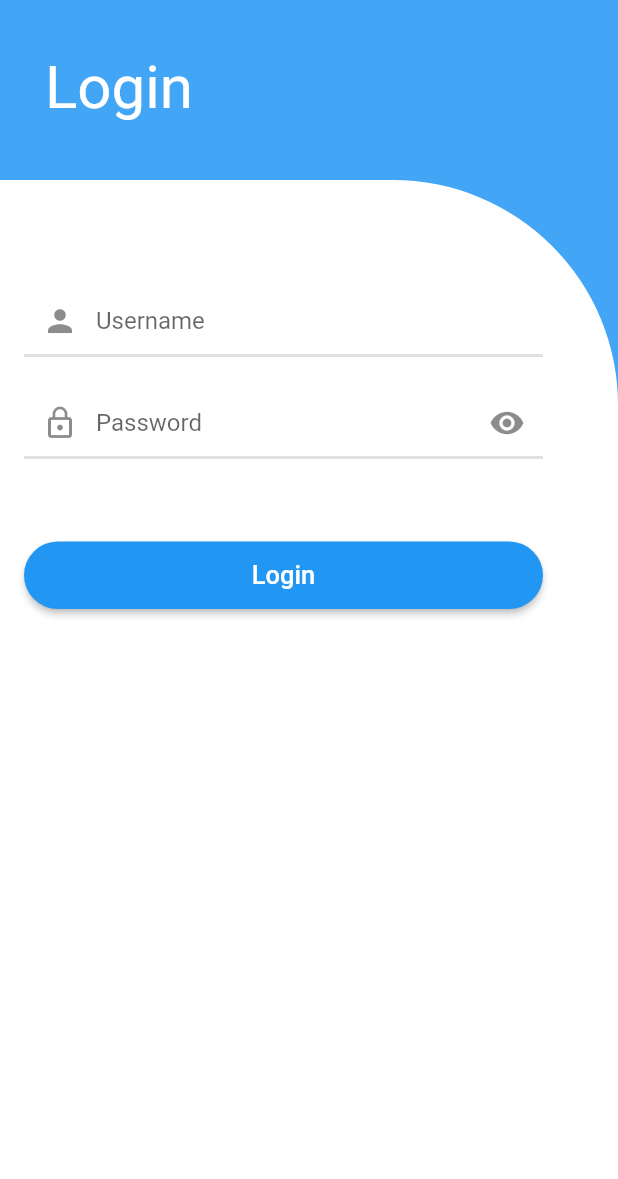
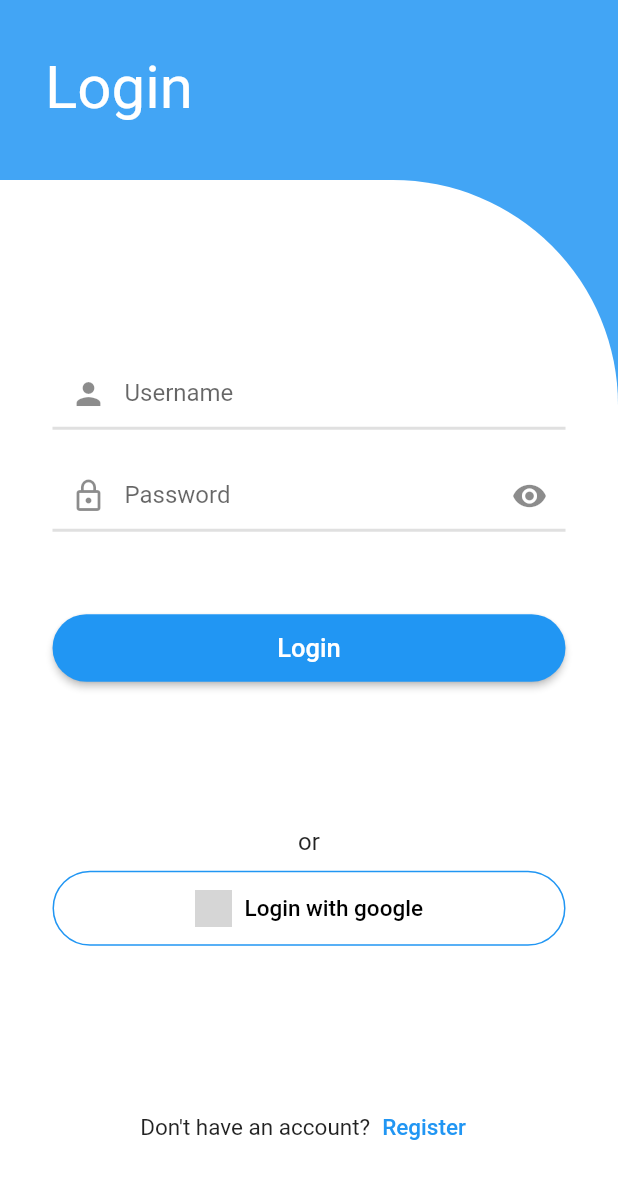
Before and after one commit to rafi712/shop-flutter, a Flutter app: the screen it shows after launch, on a phone screen of 412 x 824 dp. Shown: the top 1179 px of the screen. Run offline on Flutter 3.47's test engine with Material 2 defaults, Android fonts, the phone set to English and light mode, and no system bars; grey boxes are pictures that could not be loaded.

Commit message:
update login screen

```diff
--- a/lib/model/products.dart
+++ b/lib/model/products.dart
@@ -24,7 +24,7 @@ class Product {
 var productList = [
   Product(
     name: 'Camera',
-    price: 20,
+    price: 150,
     imageUrl: 'assets/images/camera.png',
     stock: 20,
     coverColor: Colors.deepPurple[300]!,
@@ -32,7 +32,7 @@ var productList = [
   ),
   Product(
     name: 'Sofa',
-    price: 100,
+    price: 300,
     imageUrl: 'assets/images/sofa.png',
     stock: 5,
     coverColor: Colors.indigo[300]!,
--- a/lib/screens/login_screen.dart
+++ b/lib/screens/login_screen.dart
@@ -34,12 +34,64 @@ class _LoginScreenState extends State<LoginScreen> {
               Expanded(
                 child: Container(
                   padding: EdgeInsets.only(top: 0),
-                  // height: MediaQuery.of(context).size.height - 170,
                   decoration: BoxDecoration(
                     color: Colors.white,
                     borderRadius: BorderRadius.only(topRight: Radius.circular(150)),
                   ),
-                  child: buildLoginForm(),
+                  child: Column(
+                    mainAxisAlignment: MainAxisAlignment.spaceAround,
+                    crossAxisAlignment: CrossAxisAlignment.center,
+                    children: [
+                      buildLoginForm(),
+                      Padding(
+                        padding: const EdgeInsets.symmetric(horizontal: 35),
+                        child: Column(
+                          children: [
+                            Text(
+                              'or',
+                              style: TextStyle(
+                                fontSize: 16
+                              ),
+                            ),
+                            SizedBox(height: 10),
+                            OutlinedButton.icon(
+                              onPressed: (){},
+                              icon: Image.asset(
+                                'assets/images/google-logo.png',
+                                width: 25,
+                                height: 25,
+                              ),
+                              label: Text(
+                                'Login with google',
+                                style: TextStyle(
+                                  fontSize: 15,
+                                  color: Colors.black
+                                ),
+                              ),
+                              style: OutlinedButton.styleFrom(
+                                minimumSize: Size(double.infinity, 50),
+                                shape: StadiumBorder(),
+                                side: BorderSide(
+                                  color: Colors.blue
+                                )
+                              ),
+                            )
+                          ]
+                        ),
+                      ),
+                      Row(
+                        mainAxisAlignment: MainAxisAlignment.center,
+                        children: [
+                          Text('Don\'t have an account?', style: TextStyle(fontSize: 15)),
+                          TextButton(
+                            onPressed: () {},
+
+                            child: Text('Register', style: TextStyle(fontSize: 15))
+                          )
+                        ],
+                      ),
+                    ],
+                  ),
                 ),
               )
             ],
@@ -51,7 +103,7 @@ class _LoginScreenState extends State<LoginScreen> {
 
   Widget buildLoginForm() {
     return Padding(
-      padding: const EdgeInsets.only(left: 16, right: 50, top: 70),
+      padding: const EdgeInsets.only(left: 35, right: 35, top: 70),
       child: Column(
         // mainAxisAlignment: MainAxisAlignment.center,
         children: [
```
Also changed, not shown: lib/screens/detail_screen.dart (+14 -10 lines), lib/screens/my_cart_screen.dart (+5 -3 lines), pubspec.yaml (+11 -1 lines).
